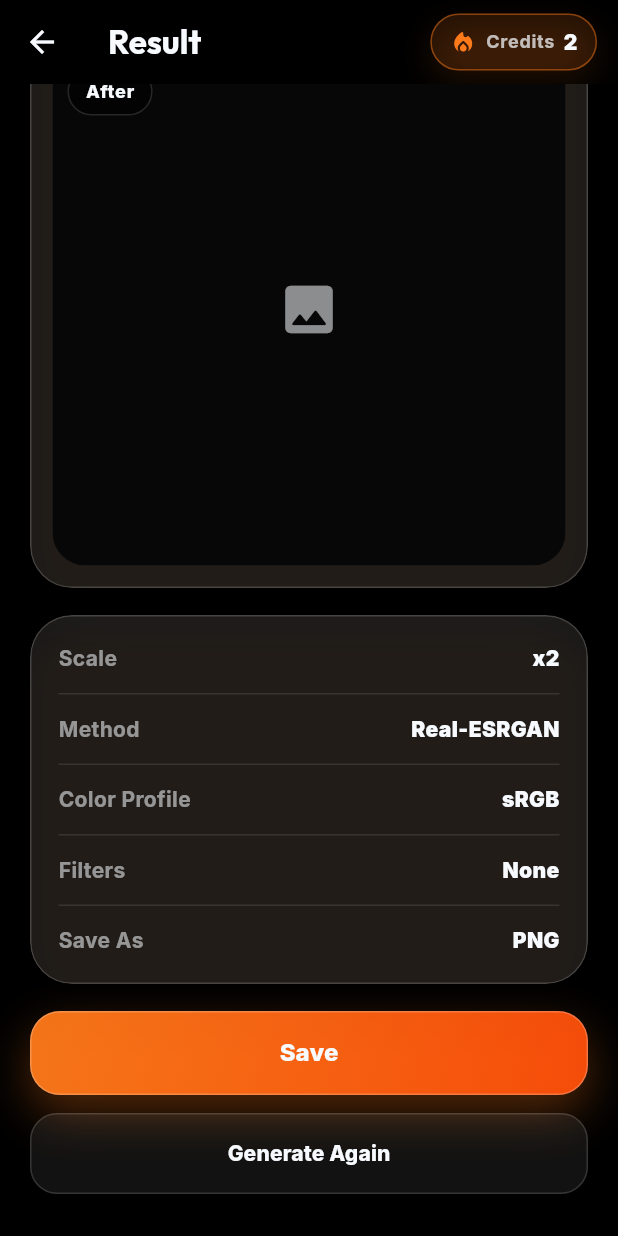
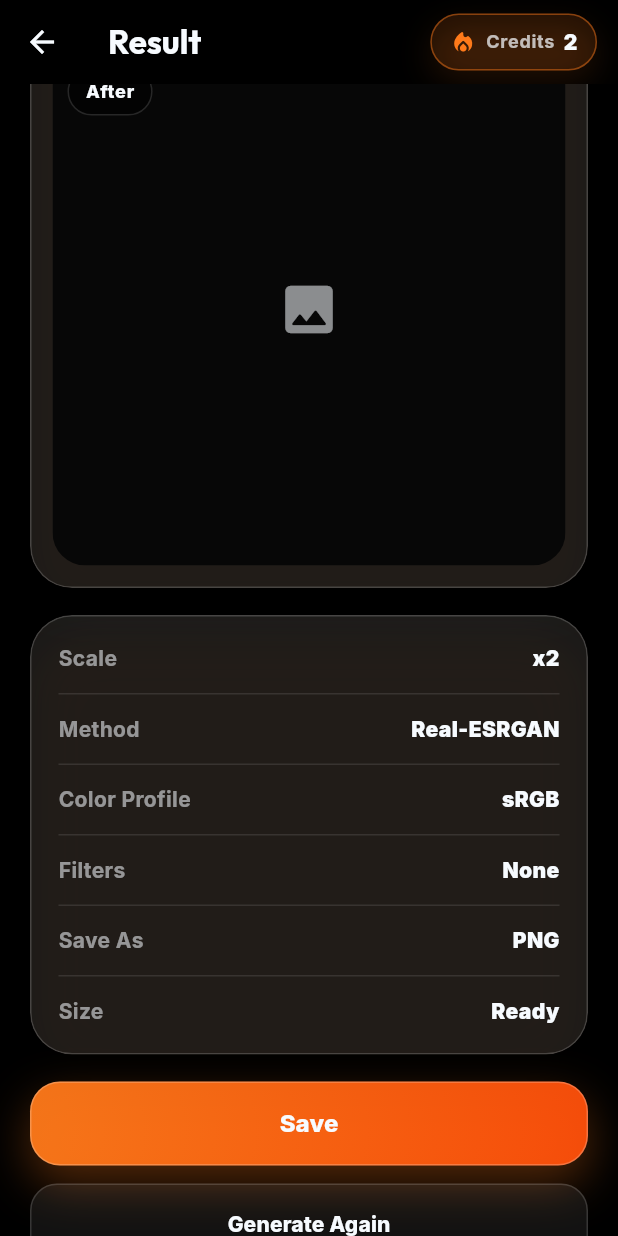
Before and after one commit to WinnerSamurai6064/rerez, a Flutter app: the ResultScreen screen opened directly, scrolled down 400 dp, on a phone screen of 412 x 824 dp. Run offline on Flutter 3.47's test engine with Material 3 defaults, Android fonts, the phone set to English and light mode, and no system bars; our stand-ins replace google_fonts, image_picker.

Commit message:
Update result_screen.dart

```diff
--- a/lib/screens/result_screen.dart
+++ b/lib/screens/result_screen.dart
@@ -16,9 +16,20 @@ class ResultScreen extends StatelessWidget {
   }
 
   void _save(BuildContext context) {
+    final appState = context.read<AppState>();
+
+    if (appState.downloadUrl == null && appState.resultImageBytes == null) {
+      ScaffoldMessenger.of(context).showSnackBar(
+        const SnackBar(
+          content: Text('No result available to save.'),
+        ),
+      );
+      return;
+    }
+
     ScaffoldMessenger.of(context).showSnackBar(
       const SnackBar(
-        content: Text('Save will be connected later.'),
+        content: Text('Download is ready from the backend result.'),
       ),
     );
   }
@@ -27,7 +38,9 @@ class ResultScreen extends StatelessWidget {
   Widget build(BuildContext context) {
     final appState = context.watch<AppState>();
     final settings = appState.settings;
-    final imageBytes = appState.selectedImageBytes;
+
+    final beforeBytes = appState.selectedImageBytes;
+    final afterBytes = appState.resultImageBytes;
 
     return Scaffold(
       appBar: AppBar(
@@ -61,12 +74,12 @@ class ResultScreen extends StatelessWidget {
 
                         final before = _ResultImageCard(
                           title: 'Before',
-                          imageBytes: imageBytes,
+                          imageBytes: beforeBytes,
                         );
 
                         final after = _ResultImageCard(
                           title: 'After',
-                          imageBytes: imageBytes,
+                          imageBytes: afterBytes,
                         );
 
                         if (isWide) {
@@ -97,15 +110,18 @@ class ResultScreen extends StatelessWidget {
                       children: [
                         _SettingRow(
                           label: 'Scale',
-                          value: settings.scale.label,
+                          value: appState.resultScale != null
+                              ? '${appState.resultScale}x'
+                              : settings.scale.label,
                         ),
                         _SettingRow(
                           label: 'Method',
-                          value: settings.method.label,
+                          value: appState.resultMethod ?? settings.method.label,
                         ),
                         _SettingRow(
                           label: 'Color Profile',
-                          value: settings.colorProfile.label,
+                          value: appState.resultColorProfile ??
+                              settings.colorProfile.label,
                         ),
                         _SettingRow(
                           label: 'Filters',
@@ -113,7 +129,14 @@ class ResultScreen extends StatelessWidget {
                         ),
                         _SettingRow(
                           label: 'Save As',
-                          value: settings.saveFormat.label,
+                          value: appState.resultFormat ?? settings.saveFormat.label,
+                        ),
+                        _SettingRow(
+                          label: 'Size',
+                          value: _sizeText(
+                            appState.resultWidth,
+                            appState.resultHeight,
+                          ),
                           showDivider: false,
                         ),
                       ],
@@ -136,6 +159,14 @@ class ResultScreen extends StatelessWidget {
         ),
       ),
     );
+  }
+
+  String _sizeText(int? width, int? height) {
+    if (width == null || height == null) {
+      return 'Ready';
+    }
+
+    return '$width×$height';
   }
 }
 
```
